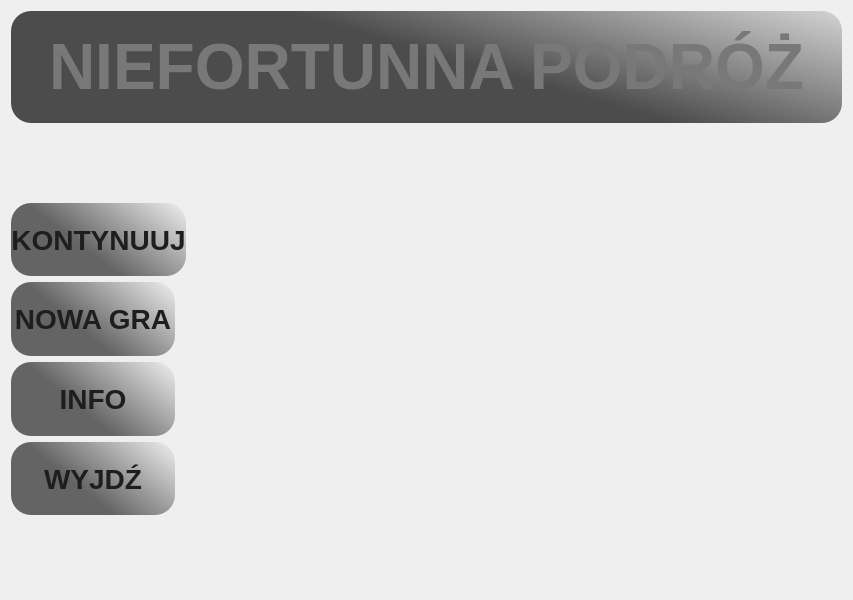
Above: titlescreen.ui from AdrianSuliga/BadTravelling before the change. Below: the same form after it.
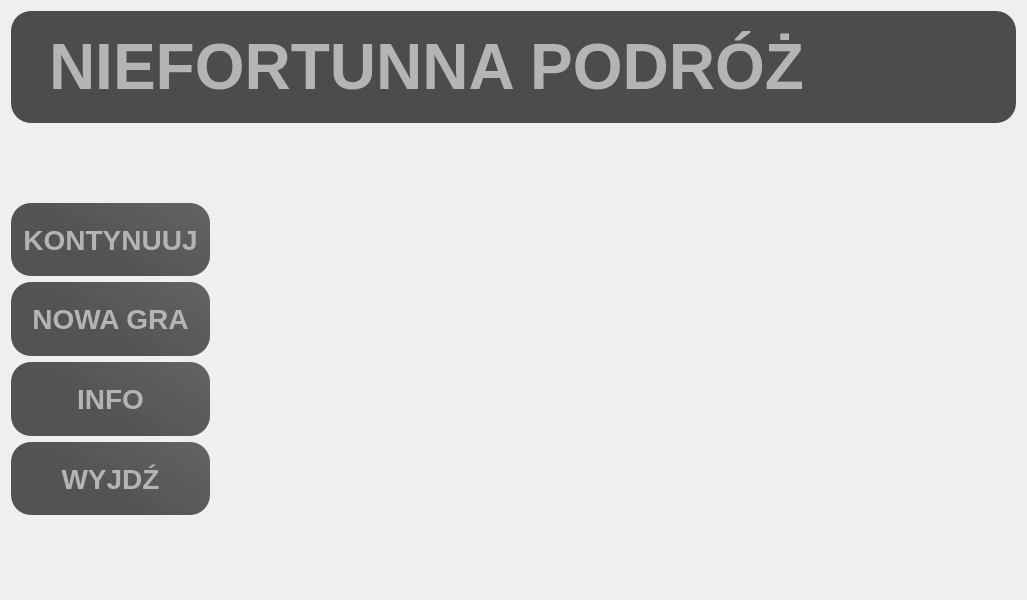
That is the form after the change. Icons and pictures are not drawn.

Diff of the .ui file:
```diff
--- a/titlescreen.ui
+++ b/titlescreen.ui
@@ -6,7 +6,7 @@
    <rect>
     <x>0</x>
     <y>0</y>
-    <width>800</width>
+    <width>1027</width>
     <height>600</height>
    </rect>
   </property>
@@ -18,10 +18,10 @@
 border-image: url(:/images/images/AppScreenArt/TitleScreenBackground.png) 0 0 0 0 stretch stretch;
 }
 #titleLabel {
-background-color: qlineargradient(spread:pad, x1:0.447, y1:0.258364, x2:1, y2:0, stop:0 rgba(30,30,30,200), stop:1 rgba(203,203,203,200));
+background-color: qlineargradient(spread:pad, x1:0.447, y1:0.258364, x2:1, y2:0, stop:0 rgba(30,30,30,200), stop:1 rgba(30,30,30,200));
 border-radius: 20px;
 border-style: solid;
-color: rgb(120, 120, 120);
+color: rgb(180, 180, 180);
 padding: 20px;
 font-weight: bold;
 }
@@ -34,10 +34,10 @@
 QPushButton {
 border-style: solid;
 font-size: 28px;
-color: rgb(30, 30, 30);
 font-weight: bold;
 border-radius: 20px;
-background-color: qlineargradient(spread:pad, x1:0.29207, y1:0.389, x2:1, y2:0, stop:0 rgba(100,100,100,255), stop:1 rgba(100,100,100,0));
+background-color: qlineargradient(spread:pad, x1:0.29207, y1:0.389, x2:1, y2:0, stop:0 rgba(40,40,40,200), stop:1 rgba(60,60,60,200));
+color: rgb(180, 180, 180);
 }
 QPushButton:hover {
 background-color: qlineargradient(spread:pad, x1:0.29207, y1:0.389, x2:1, y2:0, stop:0 rgba(50,50,50,255), stop:1 rgba(50,50,50,0));
```
Left out of the diff: 7 changed lines with no effect on the pictures.
